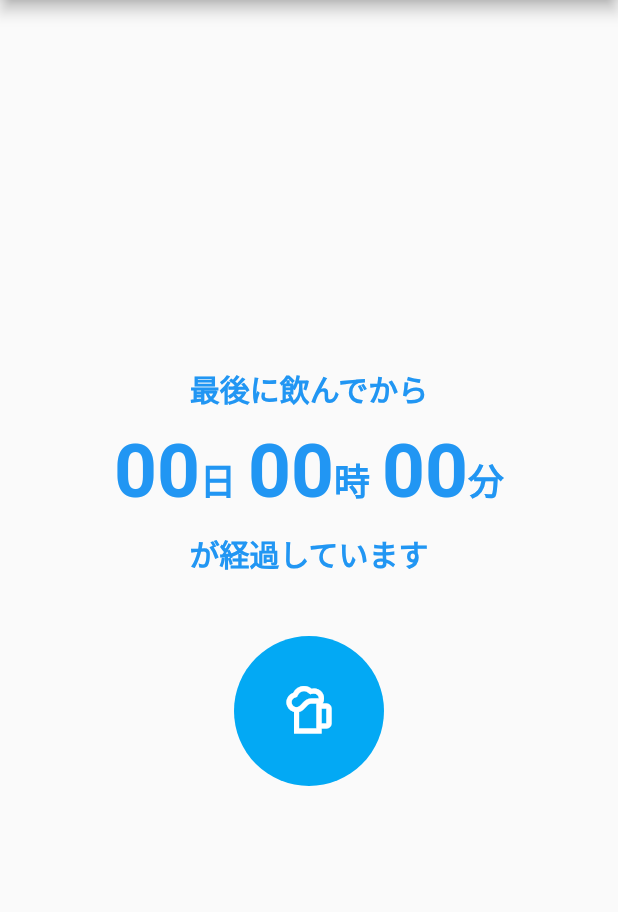
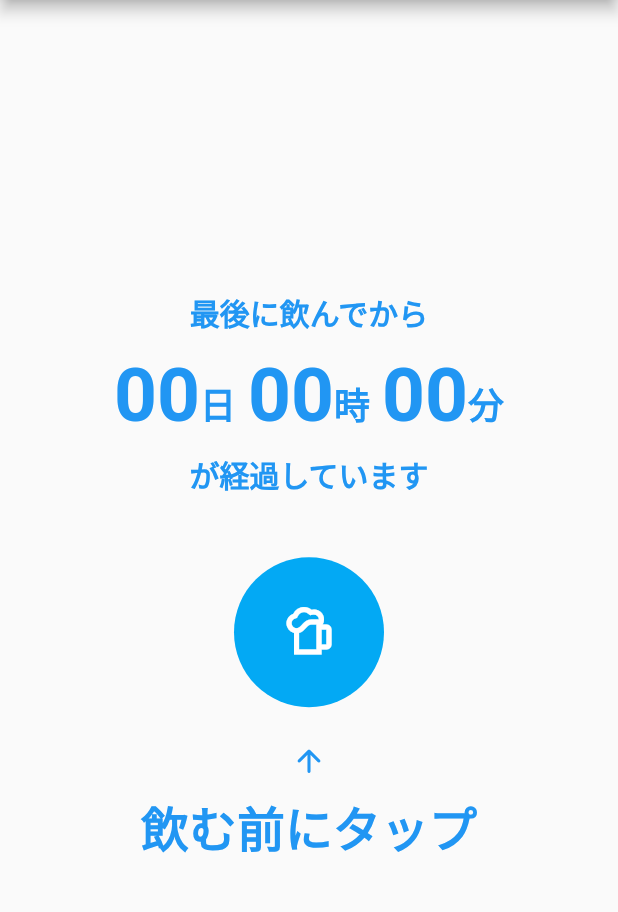
Before and after one commit to syuji-higa/nomuki-switch-app, a Flutter app: the screen it shows after launch, on a phone screen of 412 x 824 dp, the part 84-996 px from its top. Run offline on Flutter 3.47's test engine with Material 2 defaults, Android fonts, the phone set to English and light mode, and no system bars.

Commit message:
feat: add nomuki button description

```diff
--- a/lib/main.dart
+++ b/lib/main.dart
@@ -22,7 +22,7 @@ class MyApp extends StatelessWidget {
             children: <Widget>[
               ElapsedTimeContainer(),
               SizedBox(height: 40),
-              NomukiButton(),
+              NomukiButtonContainer(),
             ],
           ),
         ),
@@ -39,7 +39,7 @@ class ElapsedTimeContainer extends StatelessWidget {
       children: <Widget>[
         ElapsedTimeDescText('最後に飲んでから'),
         ElapsedTime(),
-        SizedBox(height: 10),
+        SizedBox(height: 8),
         ElapsedTimeDescText('が経過しています'),
       ],
     );
@@ -119,6 +119,25 @@ class ElapsedTimeUnit extends StatelessWidget {
   }
 }
 
+class NomukiButtonContainer extends StatelessWidget {
+  @override
+  Widget build(BuildContext context) {
+    return Column(
+      mainAxisAlignment: MainAxisAlignment.center,
+      children: <Widget>[
+        NomukiButton(),
+        SizedBox(height: 24),
+        Icon(
+          Icons.arrow_upward_rounded,
+          color: Theme.of(context).primaryColor,
+        ),
+        SizedBox(height: 8),
+        NomukiButtonDesc()
+      ],
+    );
+  }
+}
+
 class NomukiButton extends StatelessWidget {
   @override
   Widget build(BuildContext context) {
@@ -142,3 +161,17 @@ class NomukiButton extends StatelessWidget {
     );
   }
 }
+
+class NomukiButtonDesc extends StatelessWidget {
+  @override
+  Widget build(BuildContext context) {
+    return Text(
+      '飲む前にタップ',
+      style: TextStyle(
+        fontWeight: FontWeight.bold,
+        fontSize: 32,
+        color: Theme.of(context).primaryColor,
+      ),
+    );
+  }
+}
```
